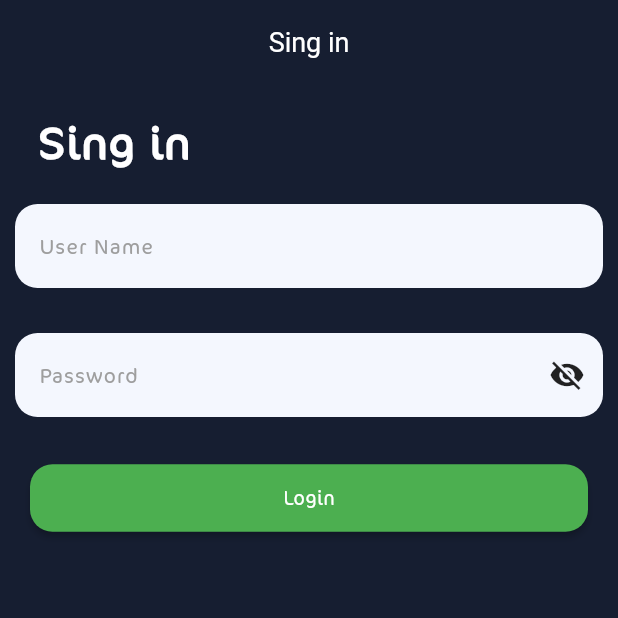
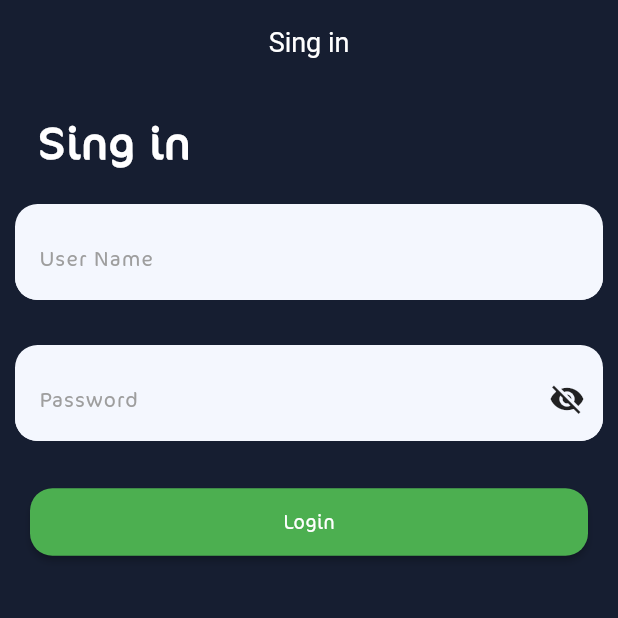
Before and after one commit to TechToc-Solution/sports, a Flutter app: the screen it shows after launch, on a phone screen of 412 x 824 dp, the top half of it. Run offline on Flutter 3.47's test engine with Material 3 defaults, Android fonts, the phone set to English and light mode, and no system bars; our stand-ins replace awesome_dialog, dartz, dio, equatable, flutter_bloc, get_it and 2 more.

Commit message:
fix txt field

```diff
--- a/lib/features/auth/presentation/views/login/widgets/login_page_body.dart
+++ b/lib/features/auth/presentation/views/login/widgets/login_page_body.dart
@@ -67,12 +67,14 @@ class _LoginPageBodyState extends State<LoginPageBody> {
                 CustomTextField(
                     text: "user_name".tr(context),
                     isPassword: false,
+                    borderColor: AppColors.primaryColors,
                     validatorFun: (p0) =>
                         Validator.validate(p0, ValidationState.normal),
                     controller: nameController),
                 CustomTextField(
                     text: "password".tr(context),
                     isPassword: true,
+                    borderColor: AppColors.primaryColors,
                     validatorFun: (p0) =>
                         Validator.validate(p0, ValidationState.normal),
                     controller: passwordController),
--- a/lib/features/auth/presentation/views/widgets/custom_text_filed.dart
+++ b/lib/features/auth/presentation/views/widgets/custom_text_filed.dart
@@ -54,7 +54,7 @@ class _CustomTextFieldState extends State<CustomTextField> {
         setState(() {
           fillColor = const Color(0xffF4F7FE);
           passwordIconColor = Colors.black87;
-          labelTextColor = Colors.grey;
+          labelTextColor = AppColors.primaryColors;
           textColor = Colors.black87;
         });
       }
@@ -66,6 +66,12 @@ class _CustomTextFieldState extends State<CustomTextField> {
   Widget build(BuildContext context) {
     return Padding(
       padding: const EdgeInsets.symmetric(vertical: 15),
+      child: Container(
+        padding: EdgeInsets.only(top: 8),
+        decoration: BoxDecoration(
+          color: fillColor,
+          borderRadius: BorderRadius.circular(kBorderRadius),
+        ),
         child: TextFormField(
           style: Styles.textStyle16.copyWith(
             color: textColor,
@@ -108,6 +114,7 @@ class _CustomTextFieldState extends State<CustomTextField> {
             filled: true,
           ),
         ),
+      ),
     );
   }
 }
```
Lines whose indentation alone changed are shown as unchanged.
